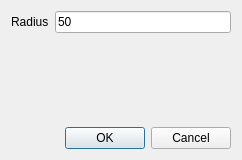
Qt form dialog.ui (Daibingh/video-stabilization) before a commit.
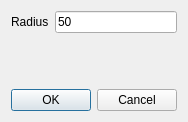
The same form after that commit.

What changed in the file:
```diff
--- a/dialog.ui
+++ b/dialog.ui
@@ -6,8 +6,8 @@
    <rect>
     <x>0</x>
     <y>0</y>
-    <width>242</width>
-    <height>160</height>
+    <width>185</width>
+    <height>122</height>
    </rect>
   </property>
   <property name="windowTitle">
```
